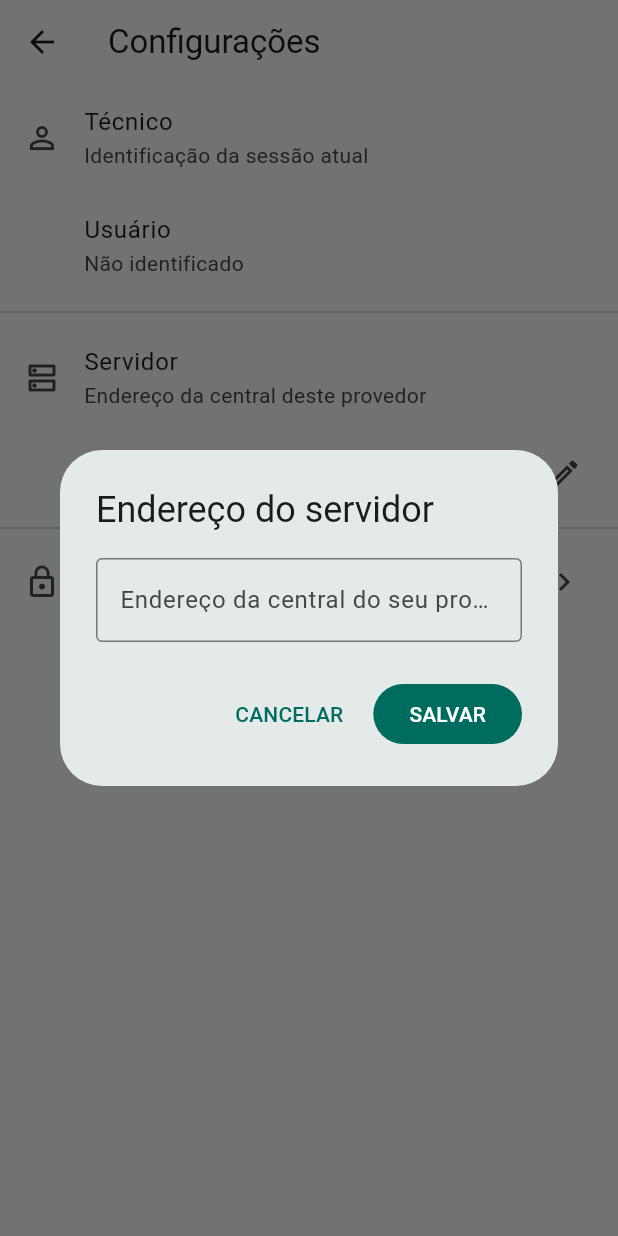
After one commit to gero-netizen/eco-auth, a Flutter app: the SettingsPage screen opened directly, after a tap on "Não configurado", on a phone screen of 412 x 824 dp. The commit adds this screen. Run offline on Flutter 3.47's test engine with Material 3 defaults, Android fonts, the phone set to English and light mode, and no system bars; our stand-ins replace camera, dio, drift, flutter_secure_storage, geolocator, signature; missing offline and left inert: mobile_scanner; accounts and stored records are empty; generated files the repository leaves out were written again.

Commit message:
Adiciona tela de configuracoes e troca de senha no app do tecnico; corrige visualizacao de fotos na Central

```diff
--- a/mobile/lib/features/auth/presentation/technician_login_page.dart
+++ b/mobile/lib/features/auth/presentation/technician_login_page.dart
@@ -10,7 +10,7 @@ class TechnicianLoginPage extends StatefulWidget {
     required this.onOffline,
   });
 
-  final void Function(String token, String technicianId) onAuthenticated;
+  final void Function(String token, String technicianId, String? username) onAuthenticated;
   final VoidCallback onOffline;
 
   @override
@@ -48,10 +48,11 @@ class _TechnicianLoginPageState extends State<TechnicianLoginPage> {
       final token = response.data?['access_token'] as String?;
       final technician = response.data?['technician'] as Map<String, dynamic>?;
       final technicianId = technician?['id'] as String?;
+      final username = technician?['username'] as String?;
       if (token == null || token.isEmpty || technicianId == null) {
         throw StateError('Sessão incompleta');
       }
-      widget.onAuthenticated(token, technicianId);
+      widget.onAuthenticated(token, technicianId, username);
     } on DioException catch (error) {
       setState(() => _error = error.response?.statusCode == 401
           ? 'Usuário ou senha incorretos.'
--- /dev/null
+++ b/mobile/lib/features/settings/presentation/settings_page.dart
@@ -0,0 +1,141 @@
+import 'package:flutter/material.dart';
+
+import '../../../core/auth/technician_session.dart';
+import '../../../core/config/server_config.dart';
+import 'change_password_page.dart';
+
+class SettingsPage extends StatefulWidget {
+  const SettingsPage({super.key, this.onLogout});
+
+  final Future<void> Function()? onLogout;
+
+  @override
+  State<SettingsPage> createState() => _SettingsPageState();
+}
+
+class _SettingsPageState extends State<SettingsPage> {
+  Future<void> _editServerAddress() async {
+    final controller = TextEditingController(text: ServerConfig.baseUrl);
+    final result = await showDialog<String>(
+      context: context,
+      builder: (dialogContext) => AlertDialog(
+        title: const Text('Endereço do servidor'),
+        content: TextField(
+          controller: controller,
+          keyboardType: TextInputType.url,
+          autocorrect: false,
+          decoration: const InputDecoration(
+            labelText: 'Endereço da central do seu provedor',
+            hintText: 'https://central.seuprovedor.com.br',
+            border: OutlineInputBorder(),
+          ),
+        ),
+        actions: [
+          TextButton(
+            onPressed: () => Navigator.of(dialogContext).pop(),
+            child: const Text('CANCELAR'),
+          ),
+          FilledButton(
+            onPressed: () => Navigator.of(dialogContext).pop(controller.text),
+            child: const Text('SALVAR'),
+          ),
+        ],
+      ),
+    );
+    if (result == null) return;
+    final trimmed = result.trim();
+    if (trimmed.isEmpty ||
+        !(trimmed.startsWith('http://') || trimmed.startsWith('https://'))) {
+      if (mounted) {
+        ScaffoldMessenger.of(context).showSnackBar(
+          const SnackBar(content: Text('Endereço inválido. Use http:// ou https://.')),
+        );
+      }
+      return;
+    }
+    await ServerConfig.save(trimmed);
+    if (mounted) setState(() {});
+  }
+
+  Future<void> _confirmLogout() async {
+    final confirmed = await showDialog<bool>(
+      context: context,
+      builder: (dialogContext) => AlertDialog(
+        title: const Text('Sair'),
+        content: const Text('Deseja encerrar sua sessão neste aparelho?'),
+        actions: [
+          TextButton(
+            onPressed: () => Navigator.of(dialogContext).pop(false),
+            child: const Text('CANCELAR'),
+          ),
+          FilledButton(
+            onPressed: () => Navigator.of(dialogContext).pop(true),
+            child: const Text('SAIR'),
+          ),
+        ],
+      ),
+    );
+    if (confirmed == true) {
+      await widget.onLogout?.call();
+    }
+  }
+
+  @override
+  Widget build(BuildContext context) {
+    return Scaffold(
+      appBar: AppBar(title: const Text('Configurações')),
+      body: ListView(
+        children: [
+          const ListTile(
+            leading: Icon(Icons.person_outline),
+            title: Text('Técnico'),
+            subtitle: Text('Identificação da sessão atual'),
+          ),
+          ListTile(
+            leading: const SizedBox(width: 24),
+            title: const Text('Usuário'),
+            subtitle: Text(TechnicianSession.username ?? 'Não identificado'),
+          ),
+          const Divider(),
+          const ListTile(
+            leading: Icon(Icons.dns_outlined),
+            title: Text('Servidor'),
+            subtitle: Text('Endereço da central deste provedor'),
+          ),
+          ListTile(
+            leading: const SizedBox(width: 24),
+            title: Text(
+              ServerConfig.baseUrl.isEmpty
+                  ? 'Não configurado'
+                  : ServerConfig.baseUrl,
+            ),
+            trailing: const Icon(Icons.edit_outlined),
+            onTap: _editServerAddress,
+          ),
+          const Divider(),
+          ListTile(
+            leading: const Icon(Icons.lock_outline),
+            title: const Text('Trocar senha'),
+            trailing: const Icon(Icons.chevron_right),
+            onTap: () {
+              Navigator.of(context).push(
+                MaterialPageRoute(builder: (_) => const ChangePasswordPage()),
+              );
+            },
+          ),
+          if (widget.onLogout != null) ...[
+            const Divider(),
+            ListTile(
+              leading: Icon(Icons.logout, color: Theme.of(context).colorScheme.error),
+              title: Text(
+                'Sair',
+                style: TextStyle(color: Theme.of(context).colorScheme.error),
+              ),
+              onTap: _confirmLogout,
+            ),
+          ],
+        ],
+      ),
+    );
+  }
+}
```
Also changed, not shown: mobile/lib/app/app.dart (+5 -2 lines), mobile/lib/core/auth/technician_session.dart (+10 -1 lines), mobile/lib/features/settings/presentation/change_password_page.dart (added, +119 -0 lines), mobile/lib/features/work_orders/presentation/work_order_list_page.dart (+25 -9 lines), 6 other files.
